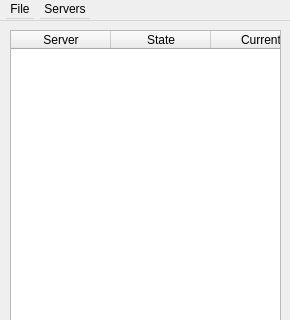
This is ServerStats/serverstats.ui in ProjectHax/ServerStats as Qt 5 draws it before an edit; both pictures show x 0 to 290 and y 0 to 320 of the 290 by 459 pixel window. The edited form follows.
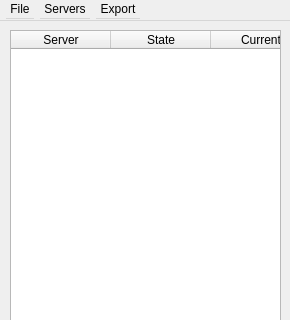
This is the edited form. Icons and pictures are not drawn.

```diff
--- a/ServerStats/serverstats.ui
+++ b/ServerStats/serverstats.ui
@@ -51,8 +51,16 @@
     <addaction name="actionEdit"/>
     <addaction name="separator"/>
    </widget>
+   <widget class="QMenu" name="menuExport">
+    <property name="title">
+     <string>Export</string>
+    </property>
+    <addaction name="actionFTPSettings"/>
+    <addaction name="actionFile_Settings"/>
+   </widget>
    <addaction name="menuFile"/>
    <addaction name="menuServers"/>
+   <addaction name="menuExport"/>
   </widget>
   <widget class="QTableWidget" name="tableServerStats">
    <property name="geometry">
```
Left out of the diff: 10 changed lines with no effect on the pictures.
